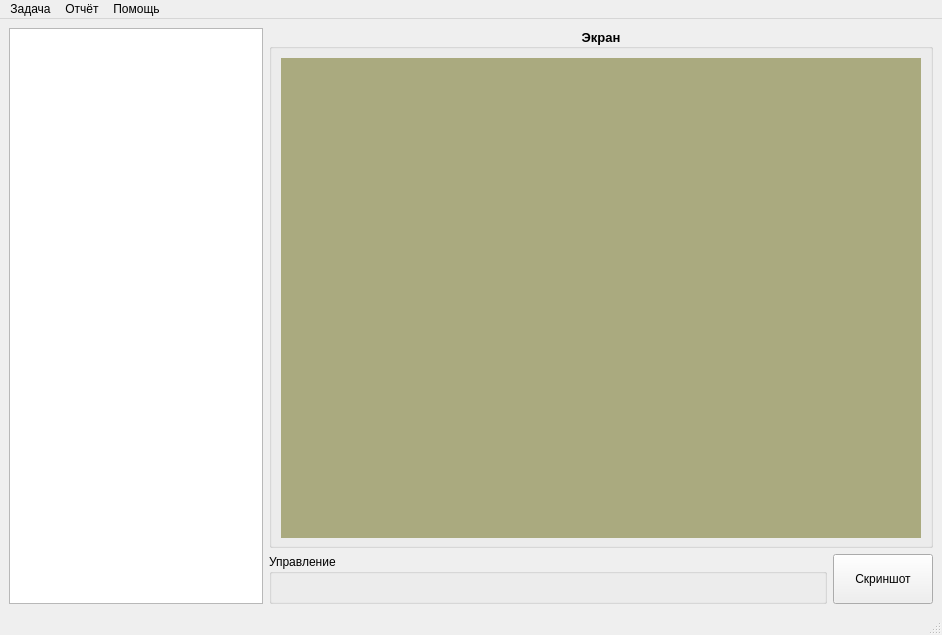
Above: ImageCapture/ImageCapture/Forms/MainWindow.ui from ssidko/WorkProjects before the change. Below: the same form after it.
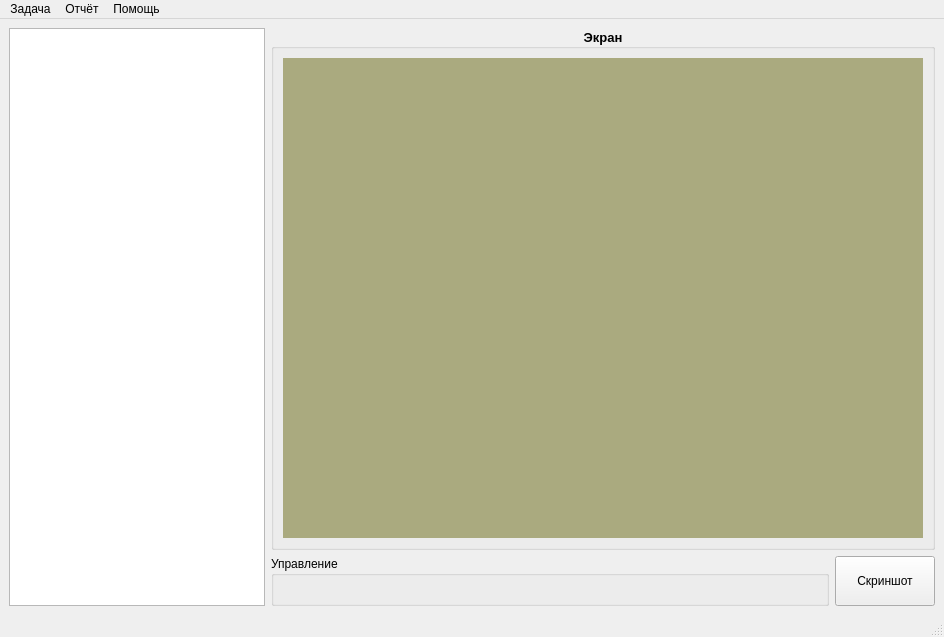
That is the form after the change. Icons and pictures are not drawn. Custom widgets are drawn as their Qt base class.

Diff of the .ui file:
```diff
--- a/ImageCapture/ImageCapture/Forms/MainWindow.ui
+++ b/ImageCapture/ImageCapture/Forms/MainWindow.ui
@@ -18,13 +18,13 @@
   </property>
   <property name="minimumSize">
    <size>
-    <width>942</width>
-    <height>635</height>
+    <width>0</width>
+    <height>0</height>
    </size>
   </property>
   <property name="maximumSize">
    <size>
-    <width>942</width>
+    <width>16777215</width>
     <height>635</height>
    </size>
   </property>
```
